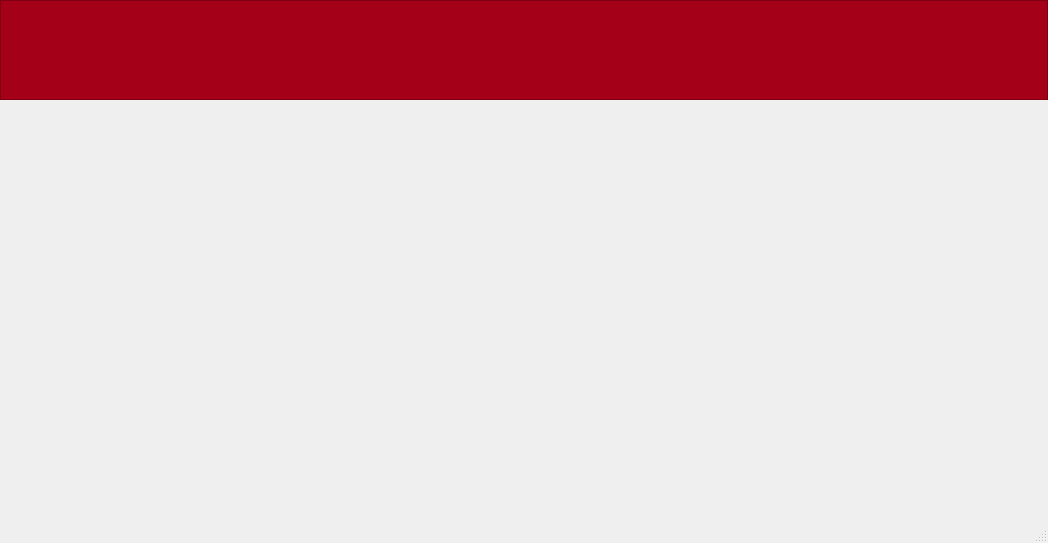
Qt form Application/mainwindow.ui (markus-senger/KV-diagram) before a commit.
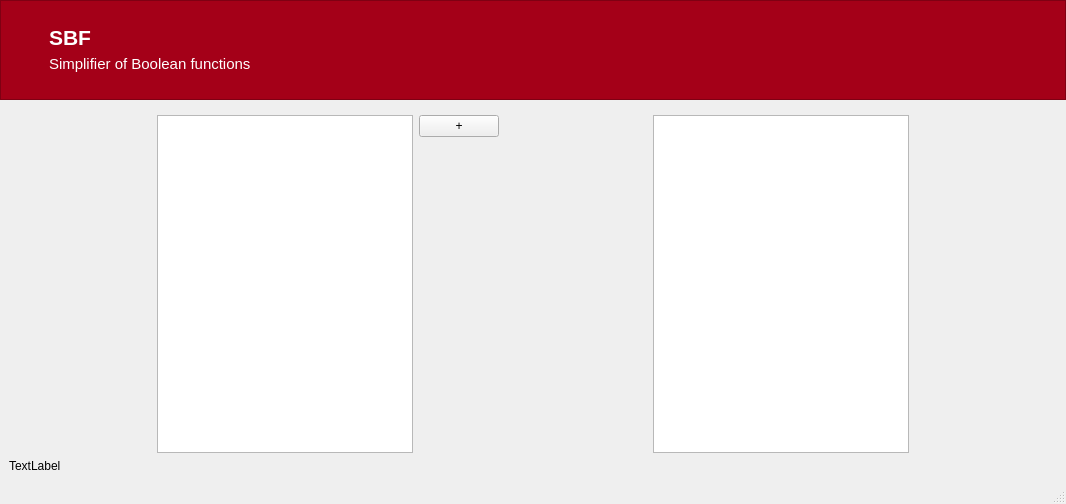
The same form after that commit. Icons and pictures are not drawn.

Commit message: start of the development of the solver

The edit to the form file:
```diff
--- a/Application/mainwindow.ui
+++ b/Application/mainwindow.ui
@@ -6,8 +6,8 @@
    <rect>
     <x>0</x>
     <y>0</y>
-    <width>1048</width>
-    <height>543</height>
+    <width>1066</width>
+    <height>504</height>
    </rect>
   </property>
   <property name="sizePolicy">
@@ -17,12 +17,25 @@
    </sizepolicy>
   </property>
   <property name="windowTitle">
-   <string>MainWindow</string>
+   <string>SBF</string>
+  </property>
+  <property name="windowIcon">
+   <iconset resource="../images/images.qrc">
+    <normaloff>:/images/fhooe_logo.png</normaloff>:/images/fhooe_logo.png</iconset>
+  </property>
+  <property name="iconSize">
+   <size>
+    <width>24</width>
+    <height>15</height>
+   </size>
+  </property>
+  <property name="toolButtonStyle">
+   <enum>Qt::ToolButtonIconOnly</enum>
   </property>
   <widget class="QWidget" name="centralwidget">
    <layout class="QVBoxLayout" name="verticalLayout">
     <property name="spacing">
-     <number>0</number>
+     <number>6</number>
     </property>
     <property name="leftMargin">
      <number>0</number>
@@ -33,6 +46,9 @@
     <property name="rightMargin">
      <number>0</number>
     </property>
+    <property name="bottomMargin">
+     <number>0</number>
+    </property>
     <item>
      <widget class="QFrame" name="frame">
       <property name="sizePolicy">
@@ -62,33 +78,294 @@
       <property name="frameShadow">
        <enum>QFrame::Raised</enum>
       </property>
+      <layout class="QHBoxLayout" name="horizontalLayout">
+       <item>
+        <spacer name="horizontalSpacerLeft">
+         <property name="orientation">
+          <enum>Qt::Horizontal</enum>
+         </property>
+         <property name="sizeType">
+          <enum>QSizePolicy::Fixed</enum>
+         </property>
+         <property name="sizeHint" stdset="0">
+          <size>
+           <width>39</width>
+           <height>20</height>
+          </size>
+         </property>
+        </spacer>
+       </item>
+       <item>
+        <layout class="QVBoxLayout" name="applicationNameLayout">
+         <property name="spacing">
+          <number>0</number>
+         </property>
+         <property name="sizeConstraint">
+          <enum>QLayout::SetDefaultConstraint</enum>
+         </property>
+         <item>
+          <spacer name="verticalSpacerTop">
+           <property name="orientation">
+            <enum>Qt::Vertical</enum>
+           </property>
+           <property name="sizeType">
+            <enum>QSizePolicy::Maximum</enum>
+           </property>
+           <property name="sizeHint" stdset="0">
+            <size>
+             <width>20</width>
+             <height>10</height>
+            </size>
+           </property>
+          </spacer>
+         </item>
+         <item>
+          <widget class="QLabel" name="applicationNameShort">
+           <property name="sizePolicy">
+            <sizepolicy hsizetype="Preferred" vsizetype="Fixed">
+             <horstretch>0</horstretch>
+             <verstretch>0</verstretch>
+            </sizepolicy>
+           </property>
+           <property name="maximumSize">
+            <size>
+             <width>16777215</width>
+             <height>16777215</height>
+            </size>
+           </property>
+           <property name="font">
+            <font>
+             <pointsize>16</pointsize>
+             <weight>75</weight>
+             <bold>true</bold>
+            </font>
+           </property>
+           <property name="styleSheet">
+            <string notr="true">color: white;</string>
+           </property>
+           <property name="text">
+            <string>SBF</string>
+           </property>
+          </widget>
+         </item>
+         <item>
+          <widget class="QLabel" name="applicationName">
+           <property name="sizePolicy">
+            <sizepolicy hsizetype="Preferred" vsizetype="Fixed">
+             <horstretch>0</horstretch>
+             <verstretch>0</verstretch>
+            </sizepolicy>
+           </property>
+           <property name="font">
+            <font>
+             <pointsize>11</pointsize>
+            </font>
+           </property>
+           <property name="styleSheet">
+            <string notr="true">color: white;</string>
+           </property>
+           <property name="text">
+            <string>Simplifier of Boolean functions</string>
+           </property>
+          </widget>
+         </item>
+         <item>
+          <spacer name="verticalSpacerBottom">
+           <property name="orientation">
+            <enum>Qt::Vertical</enum>
+           </property>
+           <property name="sizeType">
+            <enum>QSizePolicy::Maximum</enum>
+           </property>
+           <property name="sizeHint" stdset="0">
+            <size>
+             <width>20</width>
+             <height>10</height>
+            </size>
+           </property>
+          </spacer>
+         </item>
+        </layout>
+       </item>
+       <item>
+        <spacer name="horizontalSpacerMiddle">
+         <property name="orientation">
+          <enum>Qt::Horizontal</enum>
+         </property>
+         <property name="sizeType">
+          <enum>QSizePolicy::Minimum</enum>
+         </property>
+         <property name="sizeHint" stdset="0">
+          <size>
+           <width>200</width>
+           <height>20</height>
+          </size>
+         </property>
+        </spacer>
+       </item>
+       <item>
+        <widget class="QLabel" name="fh_logo">
+         <property name="sizePolicy">
+          <sizepolicy hsizetype="Fixed" vsizetype="Fixed">
+           <horstretch>0</horstretch>
+           <verstretch>0</verstretch>
+          </sizepolicy>
+         </property>
+         <property name="maximumSize">
+          <size>
+           <width>100</width>
+           <height>61</height>
+          </size>
+         </property>
+         <property name="baseSize">
+          <size>
+           <width>0</width>
+           <height>0</height>
+          </size>
+         </property>
+         <property name="whatsThis">
+          <string>&lt;html&gt;&lt;head/&gt;&lt;body&gt;&lt;p&gt;&lt;img src=&quot;:/images/fhooe_logo.png&quot;/&gt;&lt;/p&gt;&lt;/body&gt;&lt;/html&gt;</string>
+         </property>
+         <property name="text">
+          <string/>
+         </property>
+         <property name="pixmap">
+          <pixmap resource="../images/images.qrc">:/images/fhooe_logo.png</pixmap>
+         </property>
+         <property name="scaledContents">
+          <bool>true</bool>
+         </property>
+         <property name="alignment">
+          <set>Qt::AlignLeading|Qt::AlignLeft|Qt::AlignVCenter</set>
+         </property>
+        </widget>
+       </item>
+       <item>
+        <spacer name="horizontalSpacerRight">
+         <property name="orientation">
+          <enum>Qt::Horizontal</enum>
+         </property>
+         <property name="sizeType">
+          <enum>QSizePolicy::Fixed</enum>
+         </property>
+         <property name="sizeHint" stdset="0">
+          <size>
+           <width>40</width>
+           <height>20</height>
+          </size>
+         </property>
+        </spacer>
+       </item>
+      </layout>
      </widget>
     </item>
     <item>
      <widget class="QStackedWidget" name="stackedWidget">
-      <widget class="QWidget" name="page">
-       <widget class="QLabel" name="label">
-        <property name="geometry">
-         <rect>
-          <x>730</x>
-          <y>50</y>
-          <width>131</width>
-          <height>81</height>
-         </rect>
-        </property>
-        <property name="whatsThis">
-         <string>&lt;html&gt;&lt;head/&gt;&lt;body&gt;&lt;p&gt;&lt;img src=&quot;:/images/Fhooe-logo.png&quot;/&gt;&lt;/p&gt;&lt;/body&gt;&lt;/html&gt;</string>
-        </property>
-        <property name="text">
-         <string/>
-        </property>
-        <property name="pixmap">
-         <pixmap resource="../images/images.qrc">:/images/Fhooe-logo.png</pixmap>
-        </property>
-        <property name="scaledContents">
-         <bool>true</bool>
-        </property>
-       </widget>
+      <widget class="QWidget" name="solver">
+       <layout class="QVBoxLayout" name="verticalLayout_2">
+        <item>
+         <layout class="QHBoxLayout" name="truthTableKVDiagramLayout">
+          <item>
+           <spacer name="horizontalSpacer_2">
+            <property name="orientation">
+             <enum>Qt::Horizontal</enum>
+            </property>
+            <property name="sizeType">
+             <enum>QSizePolicy::Expanding</enum>
+            </property>
+            <property name="sizeHint" stdset="0">
+             <size>
+              <width>10</width>
+              <height>20</height>
+             </size>
+            </property>
+           </spacer>
+          </item>
+          <item>
+           <widget class="QTableView" name="truthTable">
+            <property name="sizePolicy">
+             <sizepolicy hsizetype="Expanding" vsizetype="Expanding">
+              <horstretch>0</horstretch>
+              <verstretch>0</verstretch>
+             </sizepolicy>
+            </property>
+            <property name="minimumSize">
+             <size>
+              <width>0</width>
+              <height>0</height>
+             </size>
+            </property>
+           </widget>
+          </item>
+          <item>
+           <layout class="QVBoxLayout" name="addColButtonLayout">
+            <item>
+             <widget class="QPushButton" name="addColButton">
+              <property name="text">
+               <string>+</string>
+              </property>
+             </widget>
+            </item>
+            <item>
+             <spacer name="verticalSpacer">
+              <property name="orientation">
+               <enum>Qt::Vertical</enum>
+              </property>
+              <property name="sizeHint" stdset="0">
+               <size>
+                <width>20</width>
+                <height>40</height>
+               </size>
+              </property>
+             </spacer>
+            </item>
+           </layout>
+          </item>
+          <item>
+           <spacer name="horizontalSpacer">
+            <property name="orientation">
+             <enum>Qt::Horizontal</enum>
+            </property>
+            <property name="sizeType">
+             <enum>QSizePolicy::Expanding</enum>
+            </property>
+            <property name="sizeHint" stdset="0">
+             <size>
+              <width>10</width>
+              <height>20</height>
+             </size>
+            </property>
+           </spacer>
+          </item>
+          <item>
+           <widget class="QTableView" name="kvDiagram"/>
+          </item>
+          <item>
+           <spacer name="horizontalSpacer_3">
+            <property name="orientation">
+             <enum>Qt::Horizontal</enum>
+            </property>
+            <property name="sizeType">
+             <enum>QSizePolicy::Expanding</enum>
+            </property>
+            <property name="sizeHint" stdset="0">
+             <size>
+              <width>10</width>
+              <height>20</height>
+             </size>
+            </property>
+           </spacer>
+          </item>
+         </layout>
+        </item>
+        <item>
+         <widget class="QLabel" name="resultSolver">
+          <property name="text">
+           <string>TextLabel</string>
+          </property>
+         </widget>
+        </item>
+       </layout>
       </widget>
       <widget class="QWidget" name="page_2"/>
      </widget>
```
Left out of the diff: 14 changed lines with no effect on the pictures. The commit also changes 11 other files.
